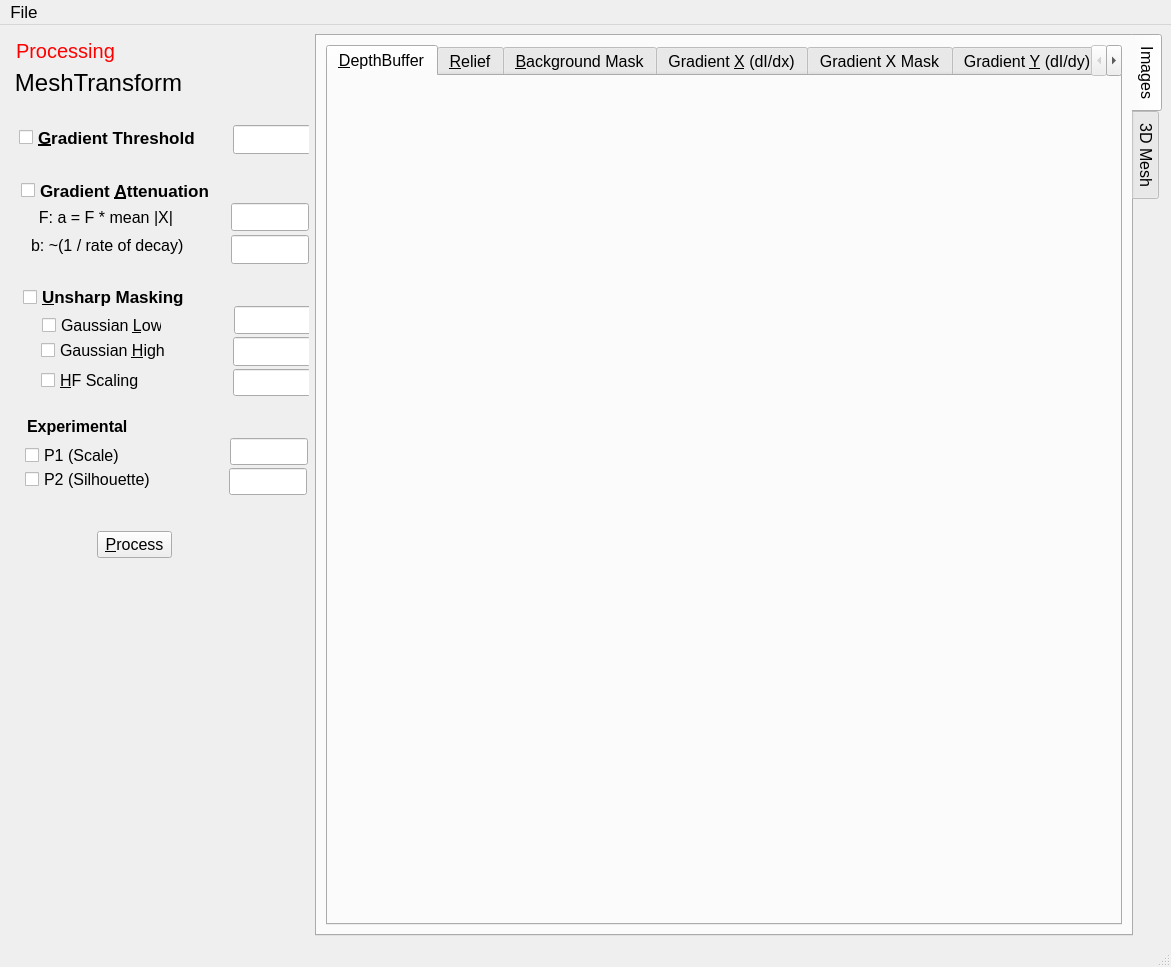
Before: the Qt Designer form Solver/Explorer.ui in steveknipmeyer/ModelRelief, drawn with Qt 5.
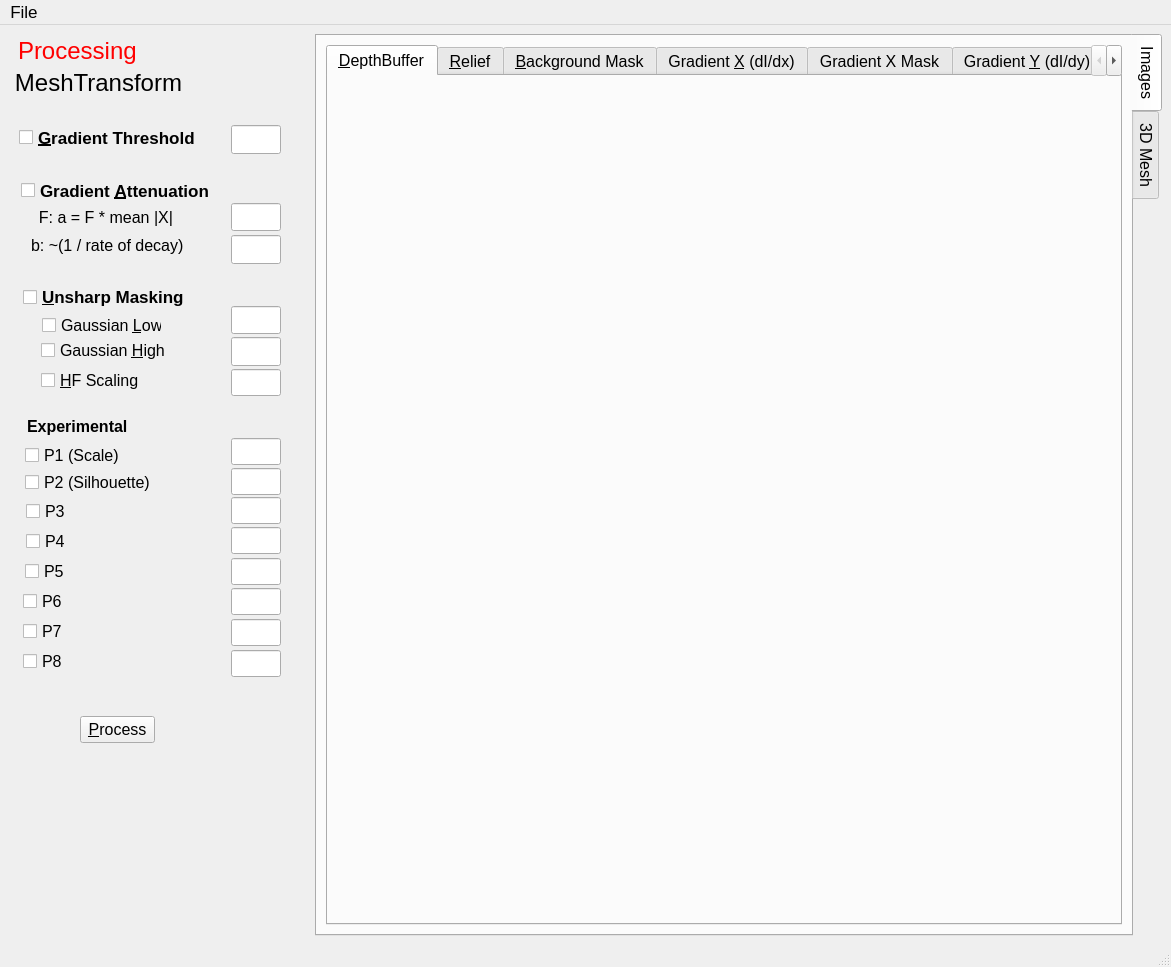
After: the same form once the commit is applied. Icons and pictures are not drawn.

What changed in the file:
```diff
--- a/Solver/Explorer.ui
+++ b/Solver/Explorer.ui
@@ -323,9 +323,9 @@
       <widget class="QLineEdit" name="gradientThresholdLineEdit">
        <property name="geometry">
         <rect>
-         <x>224</x>
+         <x>222</x>
          <y>88</y>
-         <width>78</width>
+         <width>50</width>
          <height>29</height>
         </rect>
        </property>
@@ -352,9 +352,9 @@
       <widget class="QLineEdit" name="unsharpGaussianLowLineEdit">
        <property name="geometry">
         <rect>
-         <x>225</x>
+         <x>222</x>
          <y>269</y>
-         <width>78</width>
+         <width>50</width>
          <height>28</height>
         </rect>
        </property>
@@ -381,9 +381,9 @@
       <widget class="QLineEdit" name="unsharpGaussianHighLineEdit">
        <property name="geometry">
         <rect>
-         <x>224</x>
+         <x>222</x>
          <y>300</y>
-         <width>78</width>
+         <width>50</width>
          <height>29</height>
         </rect>
        </property>
@@ -410,9 +410,9 @@
       <widget class="QLineEdit" name="unsharpHFScaleLineEdit">
        <property name="geometry">
         <rect>
-         <x>224</x>
+         <x>222</x>
          <y>332</y>
-         <width>78</width>
+         <width>50</width>
          <height>27</height>
         </rect>
        </property>
@@ -426,8 +426,8 @@
       <widget class="QPushButton" name="processButton">
        <property name="geometry">
         <rect>
-         <x>88</x>
-         <y>494</y>
+         <x>71</x>
+         <y>679</y>
          <width>75</width>
          <height>27</height>
         </rect>
@@ -488,7 +488,7 @@
         <rect>
          <x>222</x>
          <y>198</y>
-         <width>78</width>
+         <width>50</width>
          <height>29</height>
         </rect>
        </property>
@@ -498,7 +498,7 @@
         <rect>
          <x>222</x>
          <y>166</y>
-         <width>78</width>
+         <width>50</width>
          <height>28</height>
         </rect>
        </property>
@@ -569,7 +569,7 @@
        <property name="geometry">
         <rect>
          <x>16</x>
-         <y>433</y>
+         <y>436</y>
          <width>158</width>
          <height>19</height>
         </rect>
@@ -600,9 +600,9 @@
       <widget class="QLineEdit" name="p1LineEdit">
        <property name="geometry">
         <rect>
-         <x>221</x>
+         <x>222</x>
          <y>401</y>
-         <width>78</width>
+         <width>50</width>
          <height>27</height>
         </rect>
        </property>
@@ -616,9 +616,183 @@
       <widget class="QLineEdit" name="p2LineEdit">
        <property name="geometry">
         <rect>
-         <x>220</x>
+         <x>222</x>
          <y>431</y>
-         <width>78</width>
+         <width>50</width>
+         <height>27</height>
+        </rect>
+       </property>
+       <property name="maximumSize">
+        <size>
+         <width>373</width>
+         <height>16777215</height>
+        </size>
+       </property>
+      </widget>
+      <widget class="QLineEdit" name="p3LineEdit">
+       <property name="geometry">
+        <rect>
+         <x>222</x>
+         <y>460</y>
+         <width>50</width>
+         <height>27</height>
+        </rect>
+       </property>
+       <property name="maximumSize">
+        <size>
+         <width>373</width>
+         <height>16777215</height>
+        </size>
+       </property>
+      </widget>
+      <widget class="QCheckBox" name="p3CheckBox">
+       <property name="geometry">
+        <rect>
+         <x>17</x>
+         <y>465</y>
+         <width>158</width>
+         <height>19</height>
+        </rect>
+       </property>
+       <property name="text">
+        <string>P3</string>
+       </property>
+      </widget>
+      <widget class="QLineEdit" name="p4LineEdit">
+       <property name="geometry">
+        <rect>
+         <x>222</x>
+         <y>490</y>
+         <width>50</width>
+         <height>27</height>
+        </rect>
+       </property>
+       <property name="maximumSize">
+        <size>
+         <width>373</width>
+         <height>16777215</height>
+        </size>
+       </property>
+      </widget>
+      <widget class="QCheckBox" name="p4CheckBox">
+       <property name="geometry">
+        <rect>
+         <x>17</x>
+         <y>495</y>
+         <width>158</width>
+         <height>19</height>
+        </rect>
+       </property>
+       <property name="text">
+        <string>P4</string>
+       </property>
+      </widget>
+      <widget class="QLineEdit" name="p6LineEdit">
+       <property name="geometry">
+        <rect>
+         <x>222</x>
+         <y>551</y>
+         <width>50</width>
+         <height>27</height>
+        </rect>
+       </property>
+       <property name="maximumSize">
+        <size>
+         <width>373</width>
+         <height>16777215</height>
+        </size>
+       </property>
+      </widget>
+      <widget class="QCheckBox" name="p5CheckBox">
+       <property name="geometry">
+        <rect>
+         <x>16</x>
+         <y>525</y>
+         <width>158</width>
+         <height>19</height>
+        </rect>
+       </property>
+       <property name="text">
+        <string>P5</string>
+       </property>
+      </widget>
+      <widget class="QLineEdit" name="p7LineEdit">
+       <property name="geometry">
+        <rect>
+         <x>222</x>
+         <y>582</y>
+         <width>50</width>
+         <height>27</height>
+        </rect>
+       </property>
+       <property name="maximumSize">
+        <size>
+         <width>373</width>
+         <height>16777215</height>
+        </size>
+       </property>
+      </widget>
+      <widget class="QCheckBox" name="p6CheckBox">
+       <property name="geometry">
+        <rect>
+         <x>14</x>
+         <y>555</y>
+         <width>158</width>
+         <height>19</height>
+        </rect>
+       </property>
+       <property name="text">
+        <string>P6</string>
+       </property>
+      </widget>
+      <widget class="QLineEdit" name="p8LineEdit">
+       <property name="geometry">
+        <rect>
+         <x>222</x>
+         <y>613</y>
+         <width>50</width>
+         <height>27</height>
+        </rect>
+       </property>
+       <property name="maximumSize">
+        <size>
+         <width>373</width>
+         <height>16777215</height>
+        </size>
+       </property>
+      </widget>
+      <widget class="QCheckBox" name="p7CheckBox">
+       <property name="geometry">
+        <rect>
+         <x>14</x>
+         <y>585</y>
+         <width>158</width>
+         <height>19</height>
+        </rect>
+       </property>
+       <property name="text">
+        <string>P7</string>
+       </property>
+      </widget>
+      <widget class="QCheckBox" name="p8CheckBox">
+       <property name="geometry">
+        <rect>
+         <x>14</x>
+         <y>615</y>
+         <width>158</width>
+         <height>19</height>
+        </rect>
+       </property>
+       <property name="text">
+        <string>P8</string>
+       </property>
+      </widget>
+      <widget class="QLineEdit" name="p5LineEdit">
+       <property name="geometry">
+        <rect>
+         <x>222</x>
+         <y>521</y>
+         <width>50</width>
          <height>27</height>
         </rect>
        </property>
@@ -632,24 +806,14 @@
       <widget class="QLabel" name="labelProcessing">
        <property name="geometry">
         <rect>
-         <x>7</x>
+         <x>9</x>
          <y>-2</y>
-         <width>161</width>
-         <height>31</height>
+         <width>141</width>
+         <height>32</height>
         </rect>
        </property>
-       <property name="font">
-        <font>
-         <pointsize>15</pointsize>
-         <weight>50</weight>
-         <bold>false</bold>
-        </font>
-       </property>
-       <property name="styleSheet">
-        <string notr="true">color: rgb(255, 0, 0);</string>
-       </property>
        <property name="text">
-        <string>Processing</string>
+        <string>&lt;html&gt;&lt;head/&gt;&lt;body&gt;&lt;p&gt;&lt;span style=&quot; font-size:18pt; color:#ff0000;&quot;&gt;Processing&lt;/span&gt;&lt;/p&gt;&lt;/body&gt;&lt;/html&gt;</string>
        </property>
       </widget>
      </widget>
```
Left out of the diff: 15 changed lines with no effect on the pictures.
